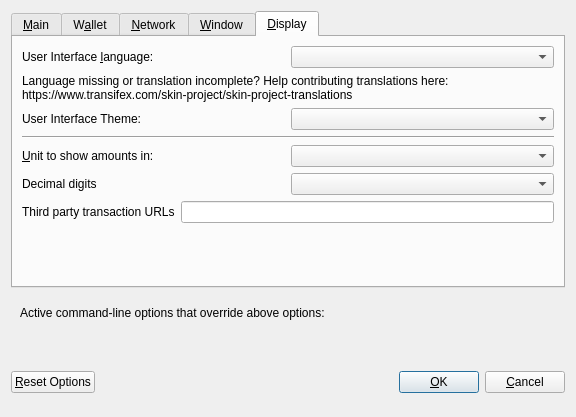
Qt form src/qt/forms/optionsdialog.ui (SkinXXX/skinxxx) before a commit.
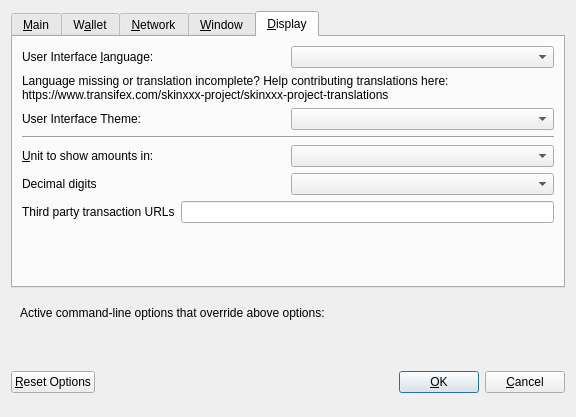
The same form after that commit. The open tabs and pages were chosen to show the change. Custom widgets are drawn as their Qt base class.

The edit to the form file:
```diff
--- a/src/qt/forms/optionsdialog.ui
+++ b/src/qt/forms/optionsdialog.ui
@@ -476,7 +476,7 @@
          </property>
          <property name="text">
           <string>Language missing or translation incomplete? Help contributing translations here:
-https://www.transifex.com/skin-project/skin-project-translations</string>
+https://www.transifex.com/skinxxx-project/skinxxx-project-translations</string>
          </property>
          <property name="wordWrap">
           <bool>true</bool>
```
Left out of the diff: 2 changed lines with no effect on the pictures.
